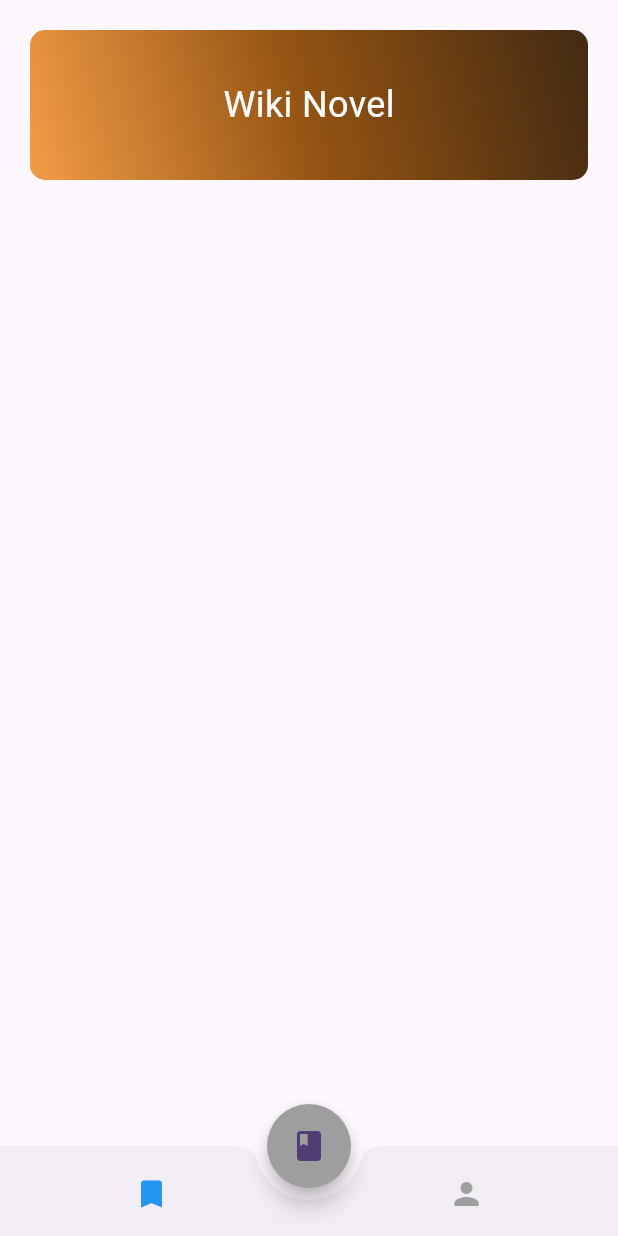
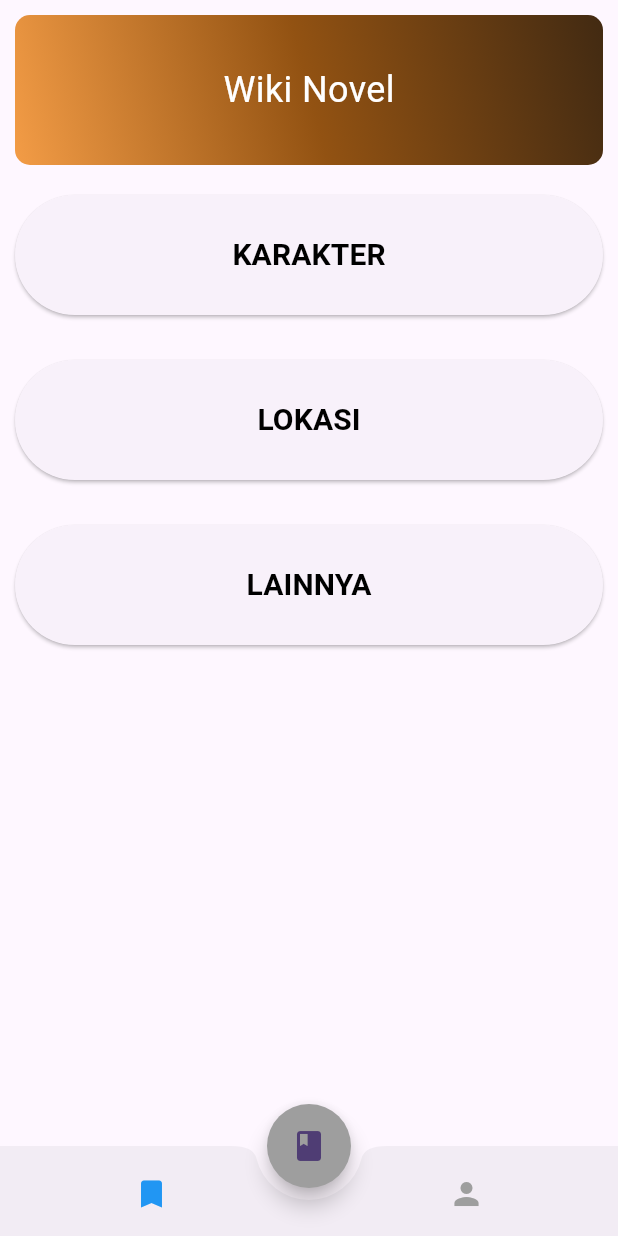
Before and after one commit to panjulius/aplikasi_novel, a Flutter app: the screen it shows after launch, on a phone screen of 412 x 824 dp. Run offline on Flutter 3.47's test engine with Material 3 defaults, Android fonts, the phone set to English and light mode, and no system bars.

Commit message:
tambah button wiki

```diff
--- /dev/null
+++ b/lib/pages/wiki/widget/widget.dart
@@ -0,0 +1,27 @@
+import 'package:flutter/material.dart';
+
+class WikiButton extends StatelessWidget {
+  final String text;
+
+  const WikiButton({super.key, required this.text});
+
+  @override
+  Widget build(BuildContext context) {
+    return Container(
+      padding: const EdgeInsets.all(10.0),
+      width: double.infinity,
+      height: 100,
+      child: ElevatedButton(
+        onPressed: () {},
+        child: Text(
+          text,
+          style: TextStyle(
+            fontSize: 20,
+            fontWeight: FontWeight.bold,
+            color: Colors.black,
+          ),
+        ),
+      ),
+    );
+  }
+}
--- a/lib/pages/wiki/wiki_view.dart
+++ b/lib/pages/wiki/wiki_view.dart
@@ -1,3 +1,4 @@
+import 'package:aplikasi_novel/pages/wiki/widget/widget.dart';
 import 'package:aplikasi_novel/widget/judul.dart';
 import 'package:flutter/material.dart';
 
@@ -15,6 +16,11 @@ class _HalamanWikiState extends State<HalamanWiki> {
       body: Column(
         children: [
           Judul(text: 'Wiki Novel'),
+          WikiButton(text: 'KARAKTER'),
+          SizedBox(height: 10),
+          WikiButton(text: 'LOKASI'),
+          SizedBox(height: 10),
+          WikiButton(text: 'LAINNYA'),
         ],
       ),
     );
--- a/lib/widget/judul.dart
+++ b/lib/widget/judul.dart
@@ -8,7 +8,7 @@ class Judul extends StatelessWidget {
   @override
   Widget build(BuildContext context) {
     return Container(
-      margin: const EdgeInsets.all(20),
+      margin: const EdgeInsets.all(10),
       height: 100,
       width: double.infinity,
       decoration: BoxDecoration(
```
